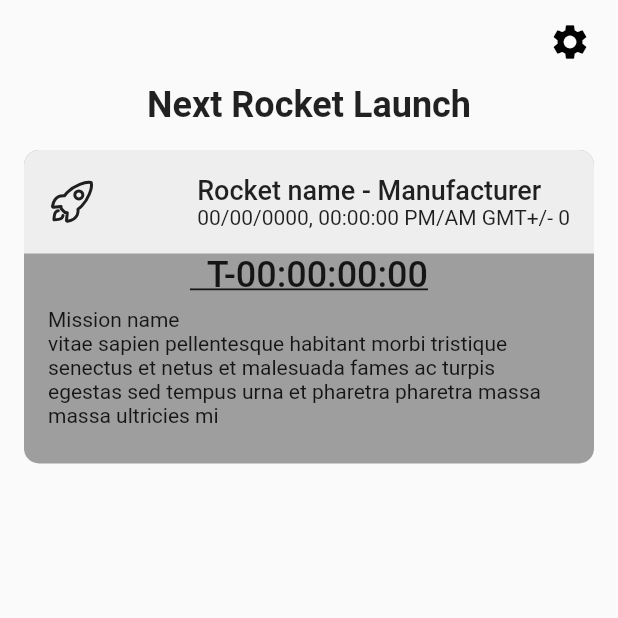
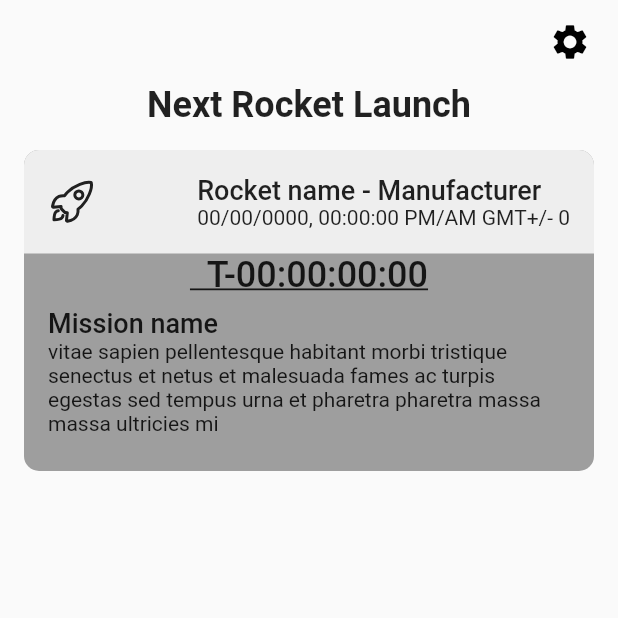
Before and after one commit to PatoGordo/RocketLaunches-App, a Flutter app: the screen it shows after launch, on a phone screen of 412 x 824 dp, the top half of it. Run offline on Flutter 3.47's test engine with Material 2 defaults, Android fonts, the phone set to English and light mode, and no system bars; our stand-ins replace ionicons.

```diff
--- a/lib/widgets/cards/rocket_launch_card.dart
+++ b/lib/widgets/cards/rocket_launch_card.dart
@@ -91,6 +91,10 @@ class RocketLaunchCard extends StatelessWidget {
                       Text(
                         'Mission name',
                         textAlign: TextAlign.left,
+                        style: TextStyle(
+                          fontSize: 18,
+                          fontWeight: FontWeight.w500,
+                        ),
                       ),
                       Container(
                         child: Text(
```
Also changed, not shown: 1 other file.
